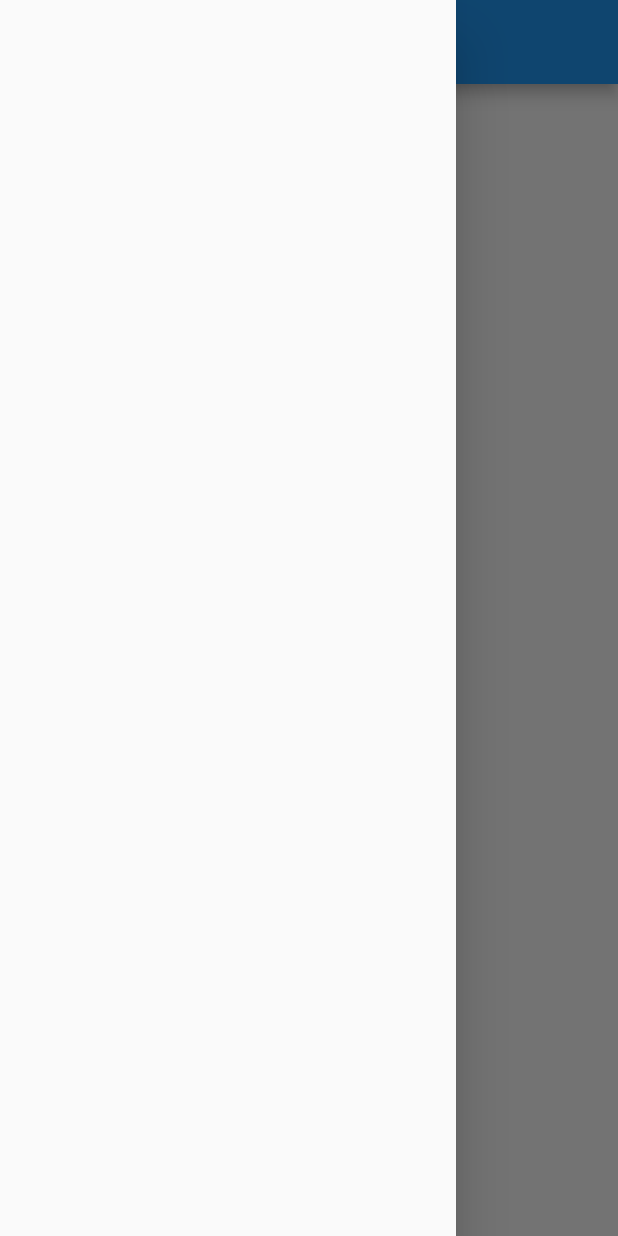
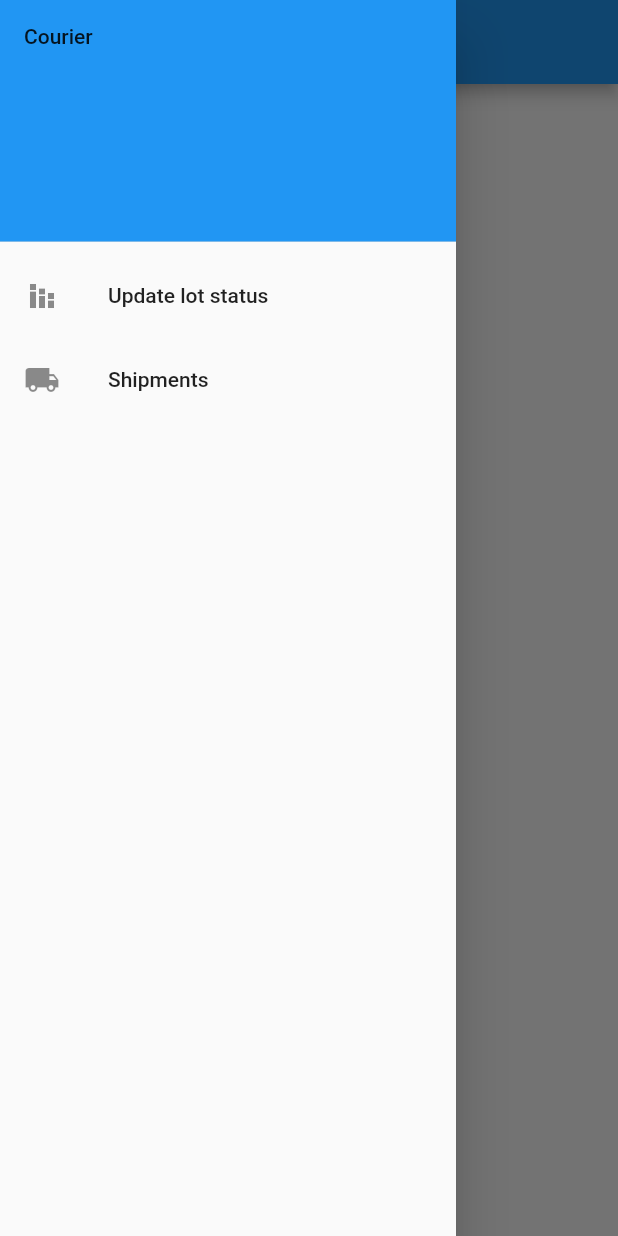
Before and after one commit to najmulmyself/courierStatus, a Flutter app: the DashBoard screen opened by its route, with the side drawer open, on a phone screen of 412 x 824 dp. Run offline on Flutter 3.47's test engine with Material 2 defaults, Android fonts, the phone set to English and light mode, and no system bars.

```diff
--- a/lib/component/drawer.dart
+++ b/lib/component/drawer.dart
@@ -1,7 +1,11 @@
+// ignore_for_file: prefer_const_constructors, sort_child_properties_last
+
 import 'package:flutter/material.dart';
 
-class Drawer extends StatelessWidget {
-  const Drawer({Key? key}) : super(key: key);
+import '../screens/update_lot.dart';
+
+class DrawerContent extends StatelessWidget {
+  const DrawerContent({Key? key}) : super(key: key);
 
   @override
   Widget build(BuildContext context) {
@@ -9,20 +13,26 @@ class Drawer extends StatelessWidget {
       padding: EdgeInsets.zero,
       children: [
         DrawerHeader(
-          child: Text('Drawer Header'),
+          child: Text('Courier'),
           decoration: BoxDecoration(
             color: Colors.blue,
           ),
         ),
-        ListTile(
-          title: Text('Item 1'),
-          onTap: () {
-            // Update the state of the app.
-            // ...
-          },
+        Center(
+          child: ListTile(
+            leading: Icon(Icons.stacked_bar_chart),
+            title: Text('Update lot status'),
+            onTap: () {
+              // Update the state of the app.
+              // ...
+              Navigator.push(context,
+                  MaterialPageRoute(builder: (context) => UpdateLotStatus()));
+            },
+          ),
         ),
         ListTile(
-          title: Text('Item 2'),
+          leading: Icon(Icons.local_shipping),
+          title: Text('Shipments'),
           onTap: () {
             // Update the state of the app.
             // ...
--- a/lib/screens/dashboard.dart
+++ b/lib/screens/dashboard.dart
@@ -1,5 +1,6 @@
 // ignore_for_file: prefer_const_constructors
 
+import 'package:courier_status/component/drawer.dart';
 import 'package:flutter/material.dart';
 
 class DashBoard extends StatelessWidget {
@@ -8,7 +9,7 @@ class DashBoard extends StatelessWidget {
   @override
   Widget build(BuildContext context) {
     return Scaffold(
-      drawer: Drawer(),
+      drawer: Drawer(child: DrawerContent(),),
       appBar: AppBar(
         title: Text('Dashboard'),
       ),
```
Also changed, not shown: lib/screens/update_lot.dart (added, +35 -0 lines).
